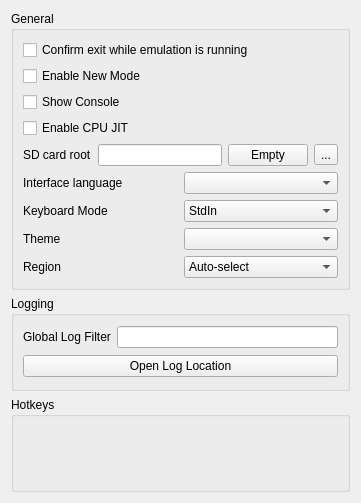
This is src/citra_qt/configuration/configure_general.ui in grimtnt/citra as Qt 5 draws it before an edit. The edited form follows.
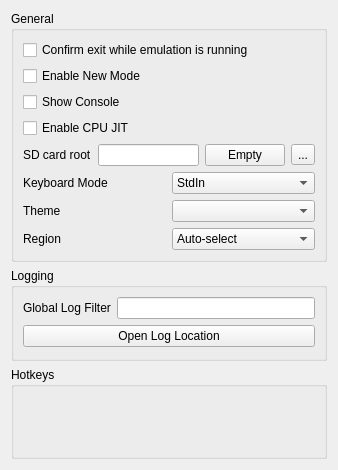
This is the edited form. Custom widgets are drawn as their Qt base class.

What changed in the file:
```diff
--- a/src/citra_qt/configuration/configure_general.ui
+++ b/src/citra_qt/configuration/configure_general.ui
@@ -6,8 +6,8 @@
    <rect>
     <x>0</x>
     <y>0</y>
-    <width>361</width>
-    <height>503</height>
+    <width>338</width>
+    <height>470</height>
    </rect>
   </property>
   <property name="windowTitle">
@@ -90,20 +90,6 @@
             </item>
            </layout>
           </item>
-          <item>
-           <layout class="QHBoxLayout" name="layout_interface_language">
-            <item>
-             <widget class="QLabel" name="language_label">
-              <property name="text">
-               <string>Interface language</string>
-              </property>
-             </widget>
-            </item>
-            <item>
-             <widget class="QComboBox" name="language_combobox"/>
-            </item>
-           </layout>
-          </item>
           <item>
            <layout class="QHBoxLayout" name="layout_keyboard_mode">
             <item>
```
